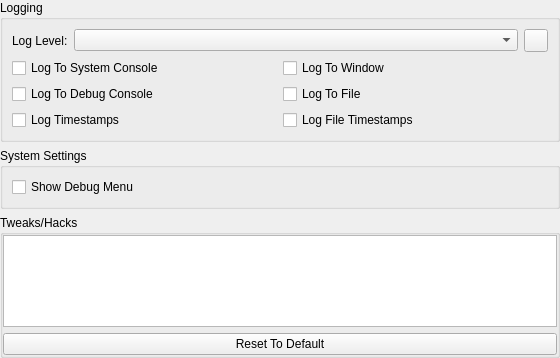
Qt form src/duckstation-qt/advancedsettingswidget.ui (kofxi3584karlayang/duckstation) before a commit.
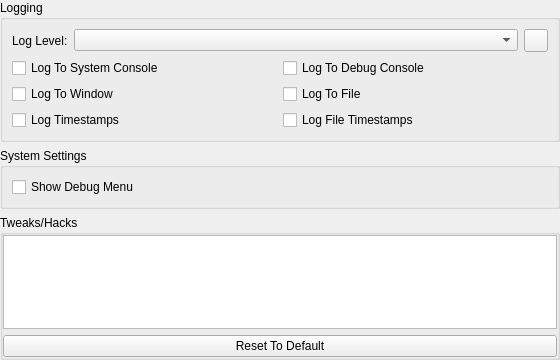
The same form after that commit. Icons and pictures are not drawn.

Commit message: Qt: Rearrange log settings checkboxes

```diff
--- a/src/duckstation-qt/advancedsettingswidget.ui
+++ b/src/duckstation-qt/advancedsettingswidget.ui
@@ -7,7 +7,7 @@
     <x>0</x>
     <y>0</y>
     <width>560</width>
-    <height>358</height>
+    <height>360</height>
    </rect>
   </property>
   <layout class="QVBoxLayout" name="verticalLayout_4">
@@ -58,20 +58,6 @@
       </item>
       <item row="1" column="0" colspan="3">
        <layout class="QGridLayout" name="gridLayout_2">
-        <item row="1" column="1">
-         <widget class="QCheckBox" name="logToFile">
-          <property name="text">
-           <string>Log To File</string>
-          </property>
-         </widget>
-        </item>
-        <item row="0" column="1">
-         <widget class="QCheckBox" name="logToWindow">
-          <property name="text">
-           <string>Log To Window</string>
-          </property>
-         </widget>
-        </item>
         <item row="0" column="0">
          <widget class="QCheckBox" name="logToConsole">
           <property name="text">
@@ -79,13 +65,27 @@
           </property>
          </widget>
         </item>
-        <item row="1" column="0">
+        <item row="0" column="1">
          <widget class="QCheckBox" name="logToDebug">
           <property name="text">
            <string>Log To Debug Console</string>
           </property>
          </widget>
         </item>
+        <item row="1" column="0">
+         <widget class="QCheckBox" name="logToWindow">
+          <property name="text">
+           <string>Log To Window</string>
+          </property>
+         </widget>
+        </item>
+        <item row="1" column="1">
+         <widget class="QCheckBox" name="logToFile">
+          <property name="text">
+           <string>Log To File</string>
+          </property>
+         </widget>
+        </item>
         <item row="2" column="0">
          <widget class="QCheckBox" name="logTimestamps">
           <property name="text">
```
